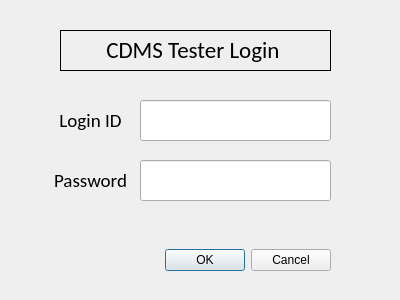
The window that siteApps/CDMSTester/CDMSTesterApp/project/Login.ui (Sangil-Lee/Work) describes before a commit, drawn with Qt 5.
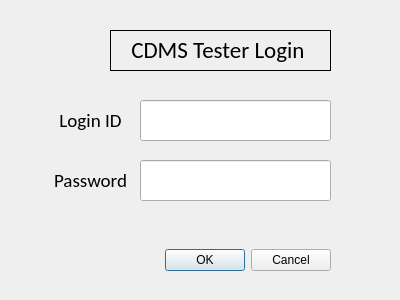
The same window after the commit.

What changed in the file:
```diff
--- a/siteApps/CDMSTester/CDMSTesterApp/project/Login.ui
+++ b/siteApps/CDMSTester/CDMSTesterApp/project/Login.ui
@@ -35,9 +35,9 @@
   <widget class="QLabel" name="label">
    <property name="geometry">
     <rect>
-     <x>60</x>
+     <x>110</x>
      <y>30</y>
-     <width>271</width>
+     <width>221</width>
      <height>41</height>
     </rect>
    </property>
```
